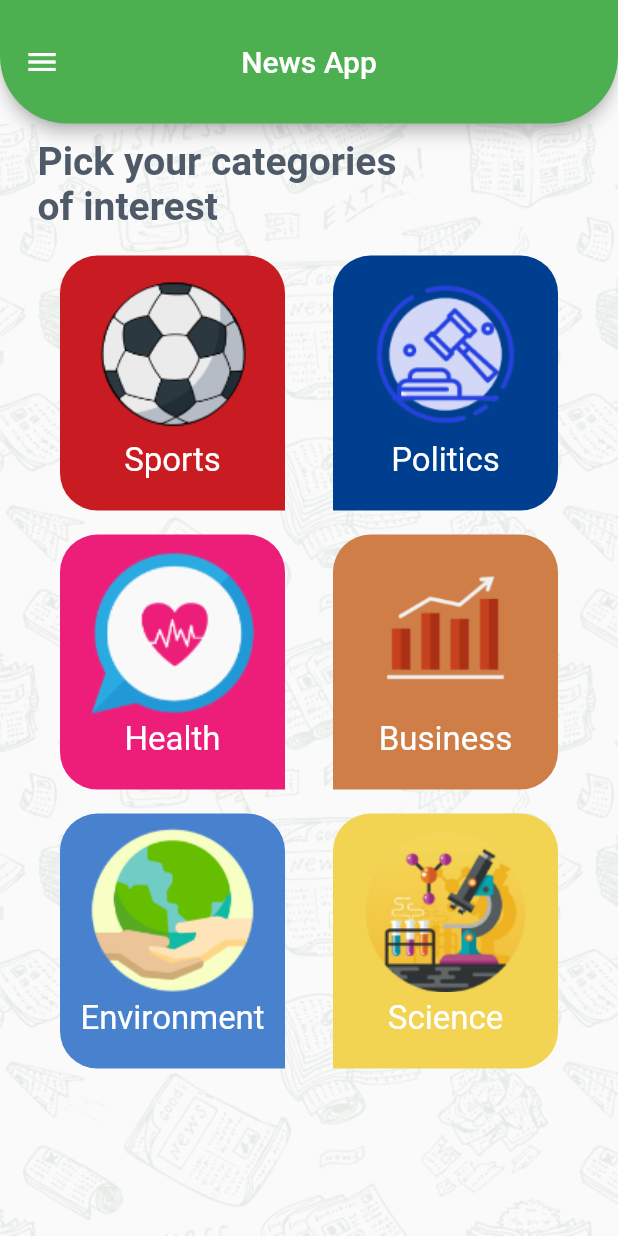
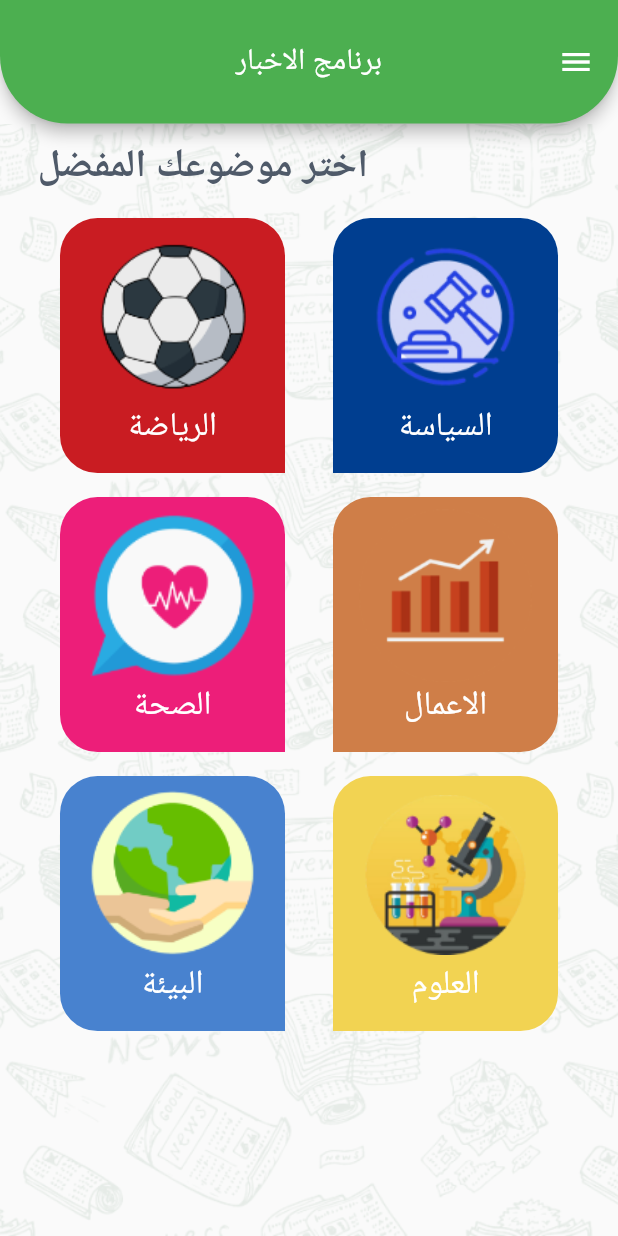
Before and after one commit to mohammedysamir/news-app, a Flutter app: the screen it shows after launch, on a phone screen of 412 x 824 dp. Run offline on Flutter 3.47's test engine with Material 2 defaults, Android fonts, the phone set to English and light mode, and no system bars; our stand-ins replace shared_preferences; generated files the repository leaves out were written again.

```diff
--- a/lib/AppConfigProvider.dart
+++ b/lib/AppConfigProvider.dart
@@ -1,13 +1,28 @@
 import 'package:flutter/material.dart';
+import 'package:shared_preferences/shared_preferences.dart';
 
 class AppConfigProvider extends ChangeNotifier{
+  static late SharedPreferences sharedPreferences; //1. declare sharedPref object
+
+  static Future init() async{
+    sharedPreferences = await SharedPreferences.getInstance(); //2. init sharedPref object
+  }
   String currentLanguage= "en";
   void changeLanguage(String language){
     if(currentLanguage==language)
       return;
     else{
       currentLanguage=language;
+      saveLanguage(language);
       notifyListeners();
     }
   }
+  static Future saveLanguage(String language) async{
+    sharedPreferences.setString("Language", language);
+  }
+
+  static String getLanguage(){
+    return sharedPreferences.getString("Language").toString();
+  }
+
 }
--- a/lib/Home.dart
+++ b/lib/Home.dart
@@ -45,7 +45,7 @@ class _MyHomePageState extends State<MyHomePage> {
                       padding: const EdgeInsets.fromLTRB(25, 10, 25, 10),
                       child: Expanded(
                         child: Row(
-                          mainAxisAlignment: provider.currentLanguage == "ar"
+                          mainAxisAlignment:  AppConfigProvider.getLanguage() == "ar"
                               ? MainAxisAlignment.end
                               : MainAxisAlignment.start,
                           children: [
--- a/lib/Settings.dart
+++ b/lib/Settings.dart
@@ -21,7 +21,7 @@ class _SettingsState extends State<Settings> {
   @override
   Widget build(BuildContext context) {
     final provider = Provider.of<AppConfigProvider>(context);
-    language=provider.currentLanguage=="en"?'English':'العربية';
+    language=AppConfigProvider.getLanguage()=="en"?"English":"العربية";
     return Scaffold(
       appBar: AppBar(
         // automaticallyImplyLeading: false,
--- a/lib/SplashScreen.dart
+++ b/lib/SplashScreen.dart
@@ -8,8 +8,7 @@ import 'package:provider/provider.dart';
 import 'package:flutter_localizations/flutter_localizations.dart';
 import 'package:flutter_gen/gen_l10n/app_localizations.dart';
 
-void main() => runApp(SplashWidget());
-
+Future main()async{  WidgetsFlutterBinding.ensureInitialized();await AppConfigProvider.init();runApp(SplashWidget());}
 class SplashWidget extends StatelessWidget{
   @override
   Widget build(BuildContext context) {
@@ -21,7 +20,7 @@ class SplashWidget extends StatelessWidget{
           title: 'News App',
           localizationsDelegates: AppLocalizations.localizationsDelegates,
           supportedLocales: AppLocalizations.supportedLocales,
-          locale: Locale.fromSubtags(languageCode:provider.currentLanguage),
+          locale: Locale.fromSubtags(languageCode: AppConfigProvider.getLanguage() ),
           routes: {
             SplashScreen.routeName: (context) => SplashScreen(),
             MyHomePage.routeName: (context) => MyHomePage(title: 'News App'),
--- a/pubspec.yaml
+++ b/pubspec.yaml
@@ -31,6 +31,7 @@ dependencies:
   cupertino_icons: ^1.0.2
   provider: ^5.0.0
   intl: ^0.17.0
+  shared_preferences: ^2.0.7
 
 dev_dependencies:
   flutter_test:
```
Also changed, not shown: pubspec.lock.
